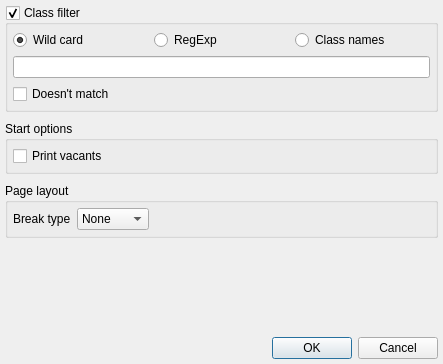
Old version of the form quickevent/app/plugins/qml/Runs/src/Runs/reportoptionsdialog.ui in the repository Quick-Event/quickbox.
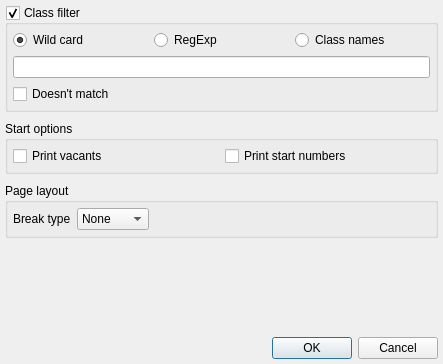
New version of the form.

Diff of the .ui file:
```diff
--- a/quickevent/app/plugins/qml/Runs/src/Runs/reportoptionsdialog.ui
+++ b/quickevent/app/plugins/qml/Runs/src/Runs/reportoptionsdialog.ui
@@ -124,6 +124,13 @@
         </property>
        </widget>
       </item>
+      <item>
+       <widget class="QCheckBox" name="chkStartOpts_PrintStartNumbers">
+        <property name="text">
+         <string>Print start numbers</string>
+        </property>
+       </widget>
+      </item>
      </layout>
     </widget>
    </item>
```
